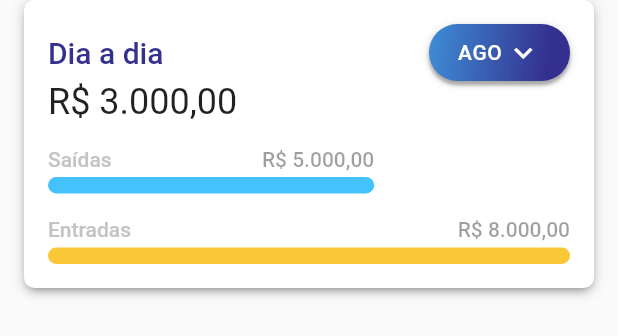
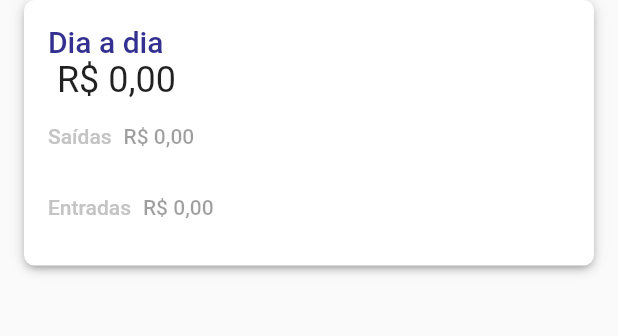
Before and after one commit to steniooliv/budget_raro, a Flutter app: the DailyBalanceCard widget shown alone on an empty page, opened directly, on a phone screen of 412 x 824 dp. Shown: the top 336 px of the screen. Run offline on Flutter 3.47's test engine with Material 2 defaults, Android fonts, the phone set to English and light mode, and no system bars; our stand-ins replace cloud_firestore, firebase_auth, firebase_core, flutter_mobx, flutter_modular, form_field_validator and 4 more; missing offline and left inert: animated_card, validatorless; accounts and stored records are empty; generated files the repository leaves out were written again.

Commit message:
externalization variables

```diff
--- a/lib/modules/home/widgets/balance_bar_widget.dart
+++ b/lib/modules/home/widgets/balance_bar_widget.dart
@@ -3,11 +3,9 @@ import 'package:budget_raro/shared/themes/text_styles.dart';
 import 'package:budget_raro/shared/utils/formatter.dart';
 import 'package:flutter/material.dart';
 
-
 class BalanceBarWidget extends StatelessWidget {
-
-  final double entryValue;
-  final double outValue;
+  final num entryValue;
+  final num outValue;
 
   const BalanceBarWidget({
     Key? key,
@@ -15,10 +13,8 @@ class BalanceBarWidget extends StatelessWidget {
     required this.outValue,
   }) : super(key: key);
 
-
   @override
   Widget build(BuildContext context) {
-
     double maxWidht = MediaQuery.of(context).size.width - 64;
     String entryValueString = Formatter().real(entryValue);
     String outValueString = Formatter().real(outValue);
@@ -26,38 +22,34 @@ class BalanceBarWidget extends StatelessWidget {
     double outBarWidth;
 
     if (entryValue + outValue > 0) {
-      entryBarWidth = entryValue>outValue ? maxWidht : (entryValue/outValue)*maxWidht;
-      outBarWidth = entryValue<outValue ? maxWidht : (outValue/entryValue)*maxWidht;
+      entryBarWidth =
+          entryValue > outValue ? maxWidht : (entryValue / outValue) * maxWidht;
+      outBarWidth =
+          entryValue < outValue ? maxWidht : (outValue / entryValue) * maxWidht;
     } else {
       entryBarWidth = 0;
       outBarWidth = 0;
     }
 
-    return  Column(
+    return Column(
       children: [
         GestureDetector(
-          child: barWidget(
-            "Saídas", outValueString, outBarWidth,
-            AppColors.cyan, textSizeCalculator
-          ),
-          onTap: (){},// NAVEGAR PARA A TELA TRANSAÇÕES SAÍDAS
+          child: barWidget("Saídas", outValueString, outBarWidth,
+              AppColors.cyan, textSizeCalculator),
+          onTap: () {}, // NAVEGAR PARA A TELA TRANSAÇÕES SAÍDAS
         ),
         GestureDetector(
-          child: barWidget(
-            "Entradas", entryValueString, entryBarWidth,
-            AppColors.yellow, textSizeCalculator
-          ),
-          onTap: (){},// NAVEGAR PARA A TELA TRANSAÇÕES ENTRADAS
+          child: barWidget("Entradas", entryValueString, entryBarWidth,
+              AppColors.yellow, textSizeCalculator),
+          onTap: () {}, // NAVEGAR PARA A TELA TRANSAÇÕES ENTRADAS
         ),
       ],
     );
   }
 }
 
-Widget barWidget(
-  String label, String value, double barWidth,
-  Color color, Function textSizeCalculator) {
-
+Widget barWidget(String label, String value, double barWidth, Color color,
+    Function textSizeCalculator) {
   var minTextSize = textSizeCalculator("$label  $value", TextStyles.body2);
   bool isSmaller = barWidth < minTextSize.width;
 
@@ -68,8 +60,8 @@ Widget barWidget(
       mainAxisSize: MainAxisSize.min,
       children: [
         Container(
-          margin: EdgeInsets.only(top:16),
-          width: isSmaller ? minTextSize.width+1 : barWidth,
+          margin: EdgeInsets.only(top: 16),
+          width: isSmaller ? minTextSize.width + 1 : barWidth,
           child: Row(
             mainAxisAlignment: MainAxisAlignment.spaceBetween,
             children: [
@@ -79,7 +71,7 @@ Widget barWidget(
           ),
         ),
         Container(
-          margin: EdgeInsets.only(top:4),
+          margin: EdgeInsets.only(top: 4),
           height: 11,
           width: barWidth,
           decoration: BoxDecoration(
--- a/lib/modules/home/widgets/daily_balance_card_widget.dart
+++ b/lib/modules/home/widgets/daily_balance_card_widget.dart
@@ -1,12 +1,24 @@
+import 'package:budget_raro/shared/utils/formatter.dart';
+import 'package:flutter/material.dart';
+import 'package:flutter/services.dart';
+import 'package:flutter_modular/flutter_modular.dart';
+
 import 'package:budget_raro/modules/home/widgets/balance_bar_widget.dart';
-import 'package:budget_raro/modules/home/widgets/dropdown_select_month_widget.dart';
 import 'package:budget_raro/shared/themes/text_styles.dart';
 import 'package:budget_raro/shared/widgets/base_card_widget.dart';
-import 'package:flutter/material.dart';
 
 class DailyBalanceCard extends StatefulWidget {
+  final Widget? dropDown;
+  final num? monthyValue;
+  final num? inValue;
+  final num? outValue;
+
   const DailyBalanceCard({
     Key? key,
+    this.dropDown,
+    this.monthyValue,
+    this.inValue,
+    this.outValue,
   }) : super(key: key);
 
   @override
@@ -16,9 +28,7 @@ class DailyBalanceCard extends StatefulWidget {
 class _DailyBalanceCardState extends State<DailyBalanceCard> {
   @override
   Widget build(BuildContext context) {
-    return GestureDetector(
-      onTap: () {}, // NAVEGAR PARA TODAS AS TRANSAÇÕES;
-      child: BaseCardWidget(
+    return BaseCardWidget(
       margin: EdgeInsets.symmetric(horizontal: 16),
       child: Padding(
         padding: const EdgeInsets.all(16.0),
@@ -30,18 +40,17 @@ class _DailyBalanceCardState extends State<DailyBalanceCard> {
               mainAxisAlignment: MainAxisAlignment.spaceBetween,
               children: [
                 Text("Dia a dia", style: TextStyles.h6),
-                  DropDownSelectMonthWidget(),
+                widget.dropDown ?? Container(),
               ],
             ),
             Text(
-                "R\$ 3.000,00", // RECEBE O VARIÁVEL COM SALDO DO MÊS SELECIONADO
+              " R\$ ${(widget.monthyValue ?? 0).toStringAsFixed(2).replaceAll('.', ',')}",
               style: TextStyles.h5Black,
             ),
             BalanceBarWidget(
-                  entryValue: 8000,
-                  outValue: 5000), // RECEBE DADOS DE ENTRADA E SAÍDA
+                entryValue: widget.inValue ?? 0,
+                outValue: widget.outValue ?? 0),
           ],
-          ),
         ),
       ),
     );
--- a/lib/modules/home/widgets/dropdown_select_month_widget.dart
+++ b/lib/modules/home/widgets/dropdown_select_month_widget.dart
@@ -1,8 +1,18 @@
-import 'package:budget_raro/shared/themes/app_colors.dart';
 import 'package:flutter/material.dart';
 
+import 'package:budget_raro/shared/themes/app_colors.dart';
+
 class DropDownSelectMonthWidget extends StatefulWidget {
-  const DropDownSelectMonthWidget({Key? key}) : super(key: key);
+  final Function(String?)? onChange;
+  final String? value;
+  final List<DropdownMenuItem<String>>? items;
+
+  const DropDownSelectMonthWidget({
+    Key? key,
+    required this.onChange,
+    this.value,
+    this.items,
+  }) : super(key: key);
 
   @override
   State<DropDownSelectMonthWidget> createState() =>
@@ -10,23 +20,6 @@ class DropDownSelectMonthWidget extends StatefulWidget {
 }
 
 class _DropDownSelectMonthWidgetState extends State<DropDownSelectMonthWidget> {
-  final Map<int, String> months = {
-    1: "JAN",
-    2: "FEV",
-    3: "MAR",
-    4: "ABR",
-    5: "MAI",
-    6: "JUN",
-    7: "JUL",
-    8: "AGO",
-    9: "SET",
-    10: "OUT",
-    11: "NOV",
-    12: "DEZ",
-  };
-  late String? dropdownValue =
-      months[DateTime.now().month]; //months[widget.currentMonth];
-
   @override
   Widget build(BuildContext context) {
     return Container(
@@ -54,7 +47,7 @@ class _DropDownSelectMonthWidgetState extends State<DropDownSelectMonthWidget> {
           ]),
       child: Center(
         child: DropdownButton<String>(
-          value: dropdownValue,
+          value: widget.value,
           icon: const Icon(
             Icons.keyboard_arrow_down,
             color: Colors.white,
@@ -71,17 +64,8 @@ class _DropDownSelectMonthWidgetState extends State<DropDownSelectMonthWidget> {
           dropdownColor: AppColors.purple,
           menuMaxHeight: 200,
           elevation: 0,
-          onChanged: (String? newValue) {
-            setState(() {
-              dropdownValue = newValue!;
-            });
-          },
-          items: months.values.map<DropdownMenuItem<String>>((String value) {
-            return DropdownMenuItem<String>(
-              value: value,
-              child: Text(value),
-            );
-          }).toList(),
+          onChanged: widget.onChange,
+          items: widget.items,
         ),
       ),
     );
```
Also changed, not shown: lib/modules/home/widgets/general_balance_card_widget.dart (+7 -3 lines). Lines whose indentation alone changed are shown as unchanged.
